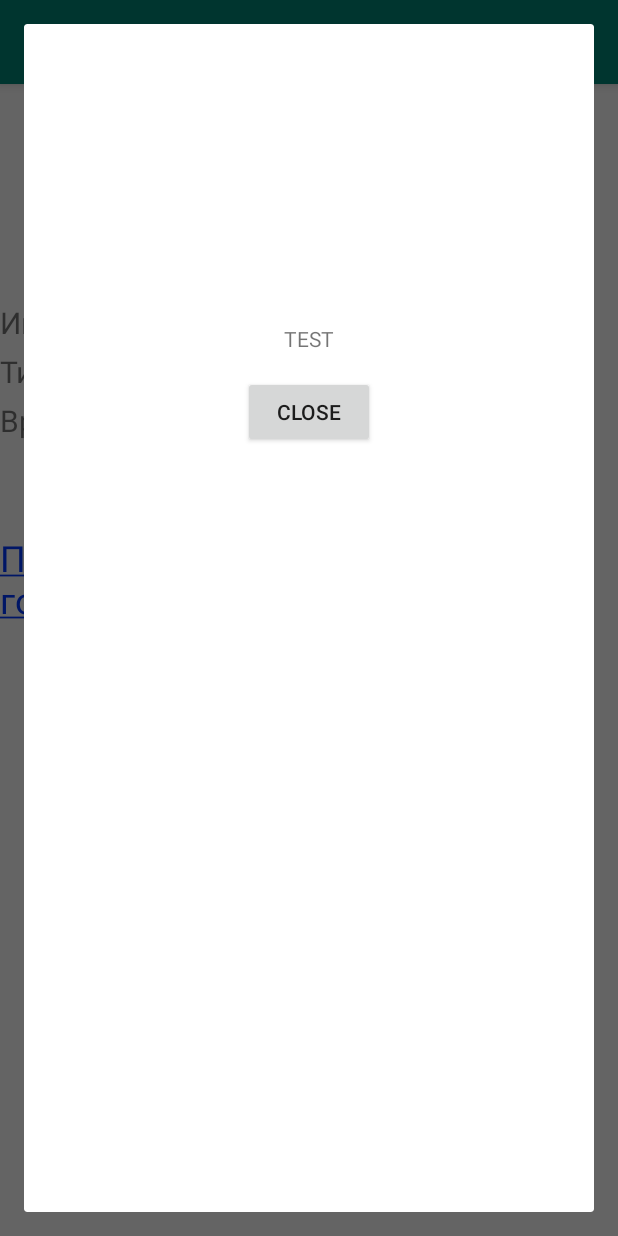
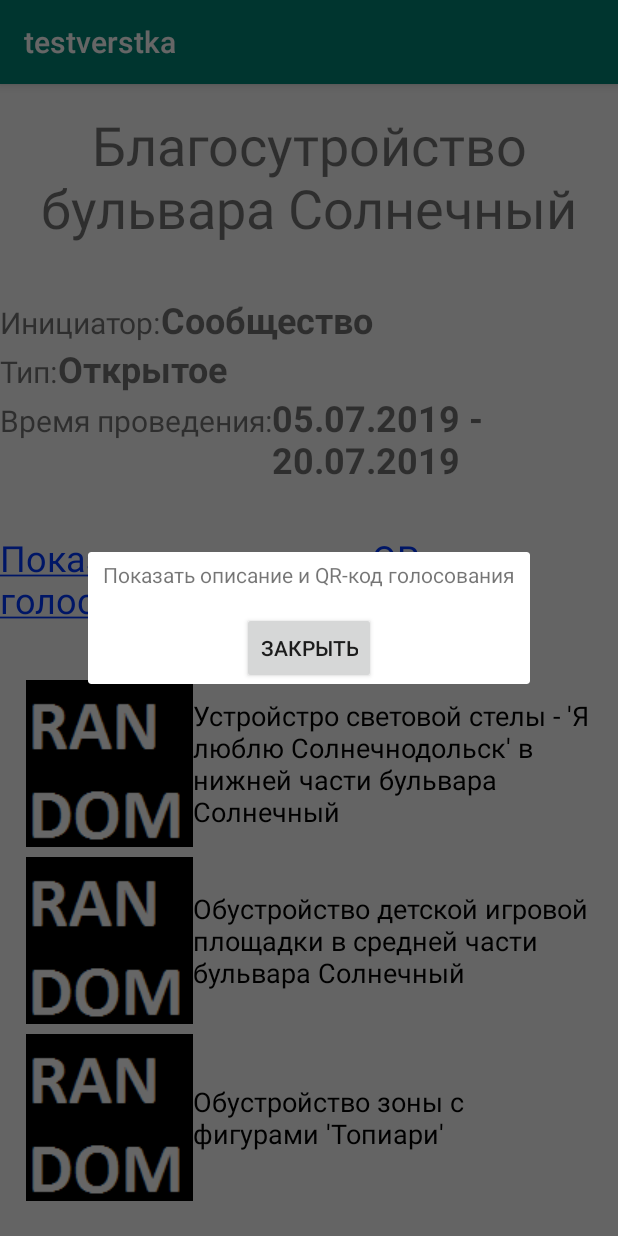
Before and after one commit to ShaiderN/testverstka, an Android app: the screen it shows after launch (MainActivity), after a tap on "Показать описание и QR-код голосования", on a phone screen of 412 x 824 dp. Run offline under Robolectric (Android 15) with nearby library versions, the light colour scheme and no system bars.

Commit message:
исправил диалог

```diff
--- a/app/src/main/res/layout/dialog_layout.xml
+++ b/app/src/main/res/layout/dialog_layout.xml
@@ -1,20 +1,19 @@
 <?xml version="1.0" encoding="utf-8"?>
 <RelativeLayout xmlns:android="http://schemas.android.com/apk/res/android"
     xmlns:app="http://schemas.android.com/apk/res-auto"
-    xmlns:tools="http://schemas.android.com/tools"
-    android:layout_width="match_parent"
-    android:layout_height="match_parent">
+    android:layout_width="wrap_content"
+    android:layout_height="wrap_content">
 
     <androidx.constraintlayout.widget.ConstraintLayout
-        android:layout_width="match_parent"
-        android:layout_height="match_parent">
+        android:layout_width="wrap_content"
+        android:layout_height="wrap_content">
 
         <TextView
             android:id="@+id/testDLTextView"
             android:layout_width="wrap_content"
             android:layout_height="wrap_content"
             android:layout_marginStart="10dp"
-            android:layout_marginTop="200dp"
+            android:layout_marginTop="5dp"
             android:layout_marginEnd="10dp"
             android:text="@string/testDLText"
             app:layout_constraintEnd_toEndOf="parent"
--- a/app/src/main/res/values/strings.xml
+++ b/app/src/main/res/values/strings.xml
@@ -3,7 +3,7 @@
     <string name="init">Инициатор:</string>
     <string name="type">Тип:</string>
     <string name="date">Время проведения:</string>
-    <string name="testDLText">TEST</string>
-    <string name="closeDLButton">CLOSE</string>
+    <string name="testDLText">Показать описание и QR-код голосования</string>
+    <string name="closeDLButton">ЗАКРЫТЬ</string>
     <string name="QR"><u>Показать описание и QR-код голосования</u></string>
 </resources>
```
